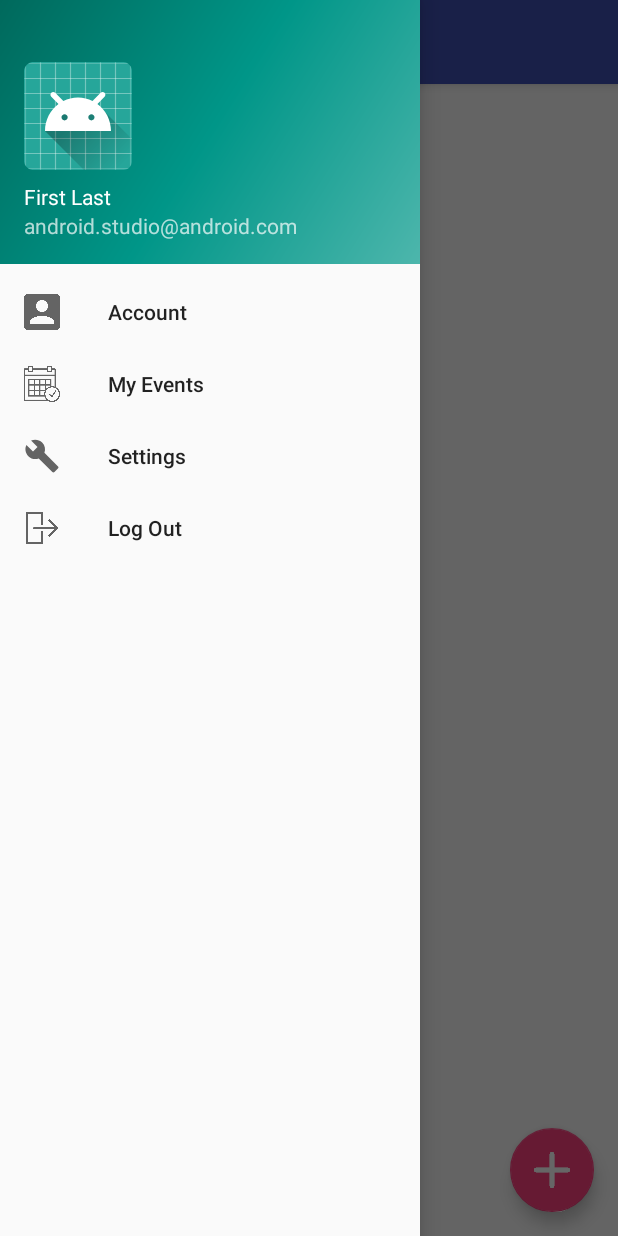
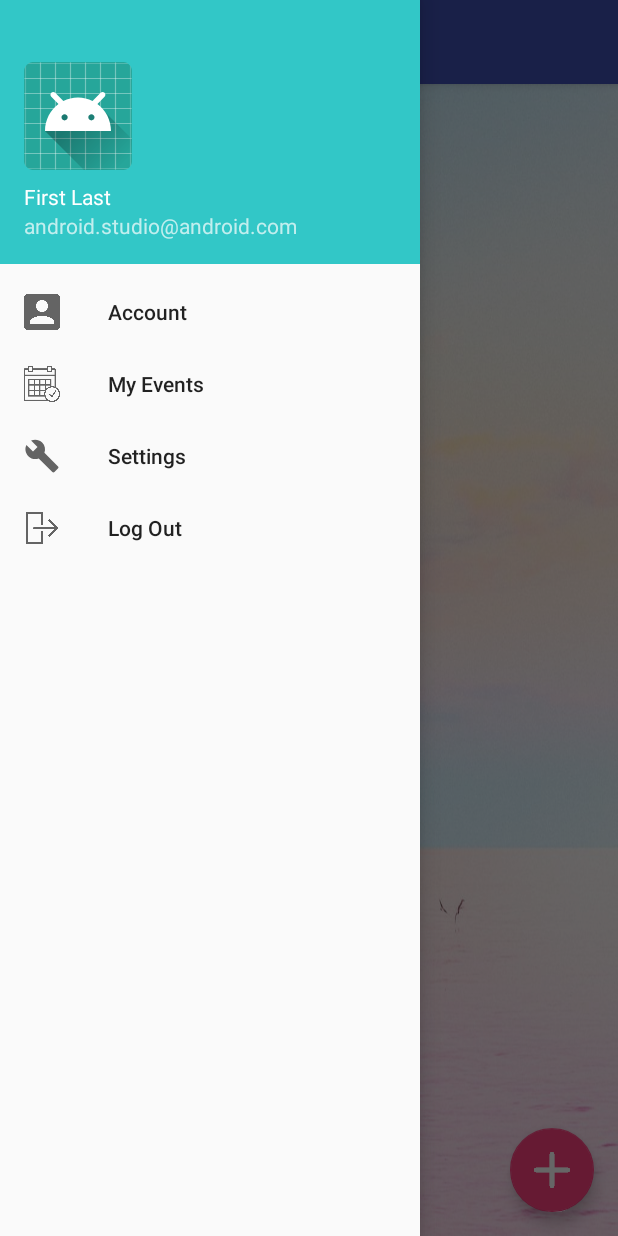
Before and after one commit to dengjulie/MDBSocials, an Android app: the screen it shows after launch once a user with an empty profile is signed in (MainActivity), with the side drawer open, on a phone screen of 412 x 824 dp. Run offline under Robolectric (Android 15) with nearby library versions, the phone set to English and light mode, and no system bars; our stand-ins replace Firebase (no records; nobody signed in at launch, a user with empty details on screens opened directly); Roboto replaces fonts that are not available here.

Commit message:
designed main

```diff
--- a/app/src/main/res/layout/activity_login.xml
+++ b/app/src/main/res/layout/activity_login.xml
@@ -97,8 +97,8 @@
         android:layout_marginEnd="8dp"
         android:layout_marginStart="8dp"
         android:layout_marginTop="24dp"
+        android:text="Don't have an account? Sign up."
         android:fontFamily="@font/comfortaa_light"
-        android:text="Don't have an account? Sign up."
         android:textColor="@color/white"
         app:layout_constraintEnd_toEndOf="parent"
         app:layout_constraintStart_toStartOf="parent"
--- a/app/src/main/res/layout/activity_main.xml
+++ b/app/src/main/res/layout/activity_main.xml
@@ -6,6 +6,7 @@
     android:layout_width="match_parent"
     android:layout_height="match_parent"
     android:fitsSystemWindows="true"
+    android:background="@color/white"
     tools:openDrawer="start">
 
     <include
--- a/app/src/main/res/layout/app_bar_main.xml
+++ b/app/src/main/res/layout/app_bar_main.xml
@@ -4,6 +4,7 @@
     xmlns:tools="http://schemas.android.com/tools"
     android:layout_width="match_parent"
     android:layout_height="match_parent"
+    android:background="@color/lightblue"
     tools:context="com.juliedeng.mdbsocials.MainActivity">
 
     <android.support.design.widget.AppBarLayout
--- a/app/src/main/res/layout/content_main.xml
+++ b/app/src/main/res/layout/content_main.xml
@@ -4,6 +4,7 @@
     xmlns:tools="http://schemas.android.com/tools"
     android:layout_width="match_parent"
     android:layout_height="match_parent"
+    android:background="@drawable/background10"
     app:layout_behavior="@string/appbar_scrolling_view_behavior"
     tools:context="com.juliedeng.mdbsocials.MainActivity"
     tools:showIn="@layout/app_bar_main">
--- a/app/src/main/res/layout/nav_header_main.xml
+++ b/app/src/main/res/layout/nav_header_main.xml
@@ -3,7 +3,7 @@
     xmlns:app="http://schemas.android.com/apk/res-auto"
     android:layout_width="match_parent"
     android:layout_height="@dimen/nav_header_height"
-    android:background="@drawable/side_nav_bar"
+    android:background="@color/lightblue"
     android:gravity="bottom"
     android:orientation="vertical"
     android:paddingBottom="@dimen/activity_vertical_margin"
```
Also changed, not shown: app/src/main/res/layout/row_view.xml (+7 -0 lines).
